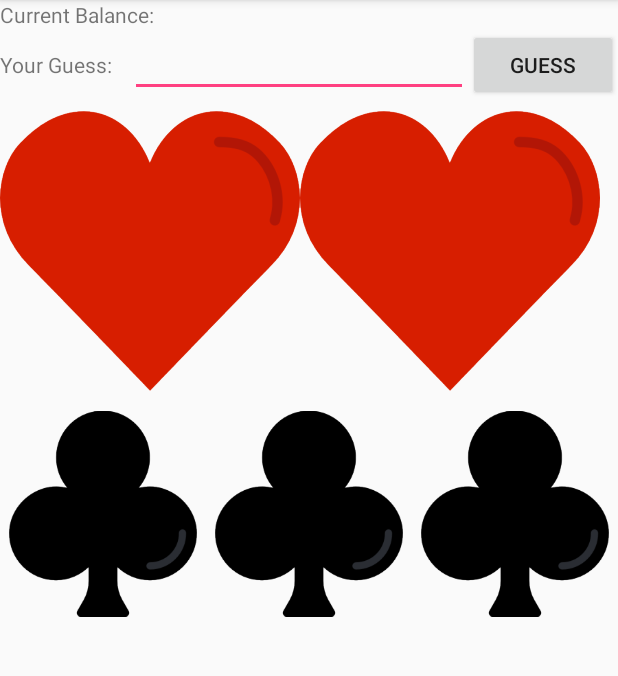
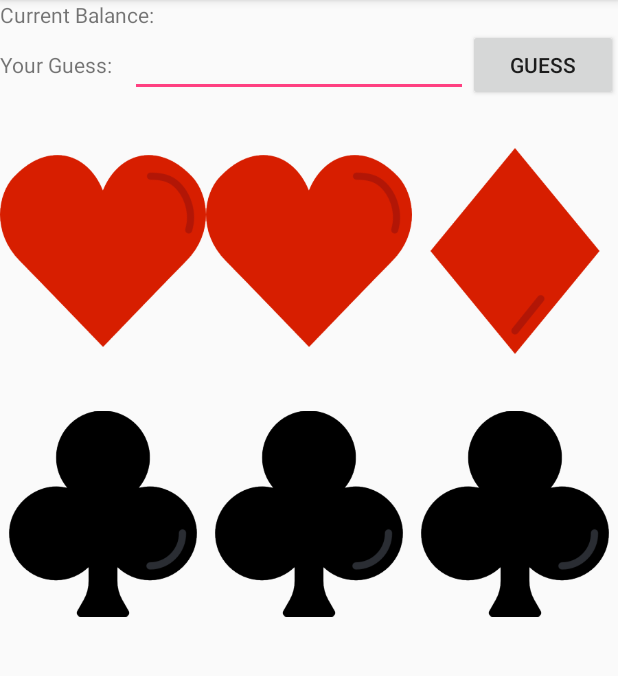
Before and after one commit to silvio201/RoulettApp, an Android app: the screen it shows after launch (MainActivity), after a tap on "GUESS", on a phone screen of 412 x 824 dp, the part 84-760 px from its top. Run offline under Robolectric (Android 15) with nearby library versions, the phone set to English and light mode, and no system bars; 3 statements that could not run were skipped.

Commit message:
Automatische und zufällige Setzung der Bilder

```diff
--- a/app/src/main/java/com/example/fanzengruber15/roulettapp/MainActivity.java
+++ b/app/src/main/java/com/example/fanzengruber15/roulettapp/MainActivity.java
@@ -15,14 +15,42 @@ import android.widget.ImageView;
 import android.widget.ScrollView;
 import android.widget.Scroller;
 
+import java.util.ArrayList;
+
 public class MainActivity extends AppCompatActivity {
+    int[] imageids = new int[4];
 
     @Override
     protected void onCreate(Bundle savedInstanceState) {
         super.onCreate(savedInstanceState);
         setContentView(R.layout.activity_main);
+        imageids[0] = R.mipmap.clubs;
+        imageids[1] = R.mipmap.diamonds;
+        imageids[2] = R.mipmap.hearts;
+        imageids[3] = R.mipmap.spades;
         vibrate();
         initialSliders();
+
+    }
+
+    private void loadImages(){
+        ImageView image1 = findViewById(R.id.image1);
+        ImageView image2 = findViewById(R.id.image2);
+        ImageView image3 = findViewById(R.id.image3);
+        for(int i = 0; i < 3; i++){
+            int generated = (int)(Math.random() * 3);
+            switch(i){
+                case 0: image1.setImageResource(imageids[generated]);
+                        image1.setTag(imageids[generated]);
+                        break;
+                case 1: image2.setImageResource(imageids[generated]);
+                        image2.setTag(imageids[generated]);
+                        break;
+                case 2: image3.setImageResource(imageids[generated]);
+                        image3.setTag(imageids[generated]);
+                        break;
+            }
+        }
     }
 
     private void initialSliders() {
@@ -86,5 +114,7 @@ public class MainActivity extends AppCompatActivity {
     }
 
     public void GuessClicked(View view) {
+        loadImages();
+        getMulit();
     }
 }
--- a/app/src/main/res/layout/activity_main.xml
+++ b/app/src/main/res/layout/activity_main.xml
@@ -60,27 +60,28 @@
     <LinearLayout
         android:layout_width="match_parent"
         android:layout_height="wrap_content"
-        android:layout_weight="0">
+        android:layout_weight="0"
+        android:orientation="horizontal">
 
         <ImageView
             android:id="@+id/image1"
             android:layout_width="wrap_content"
             android:layout_height="wrap_content"
-            android:layout_weight="0"
+            android:layout_weight="1"
             app:srcCompat="@mipmap/hearts" />
 
         <ImageView
             android:id="@+id/image2"
             android:layout_width="wrap_content"
             android:layout_height="wrap_content"
-            android:layout_weight="0"
+            android:layout_weight="1"
             tools:srcCompat="@mipmap/hearts" />
 
         <ImageView
             android:id="@+id/image3"
             android:layout_width="wrap_content"
             android:layout_height="wrap_content"
-            android:layout_weight="0"
+            android:layout_weight="1"
             app:srcCompat="@mipmap/hearts" />
     </LinearLayout>
 
```
